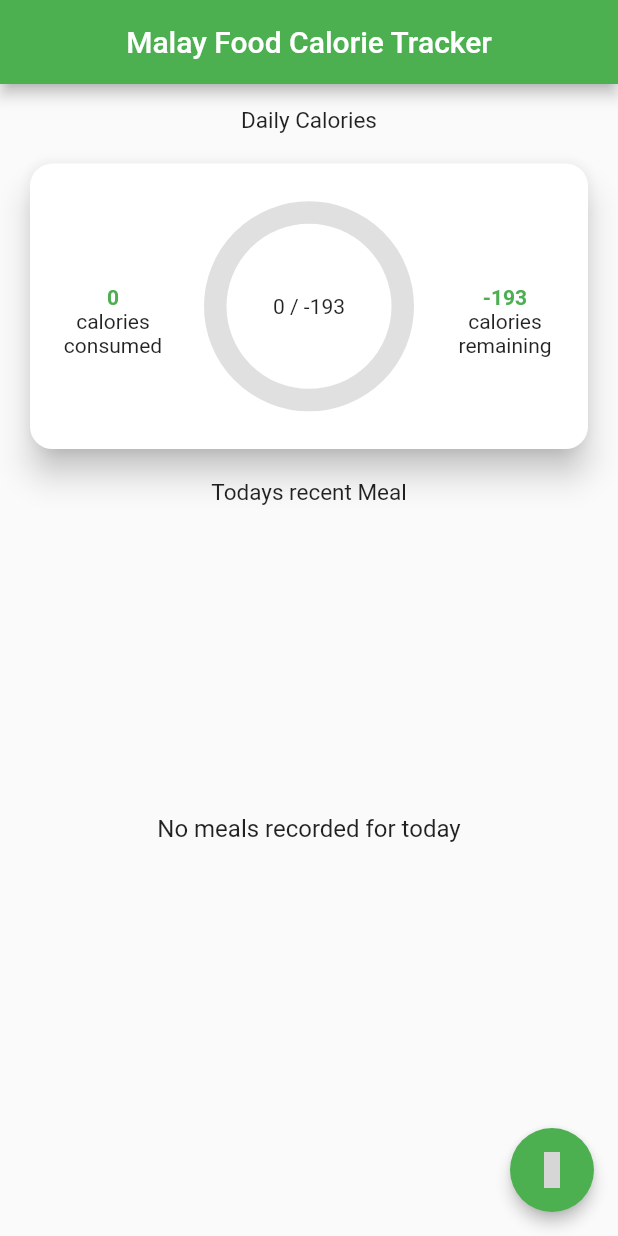
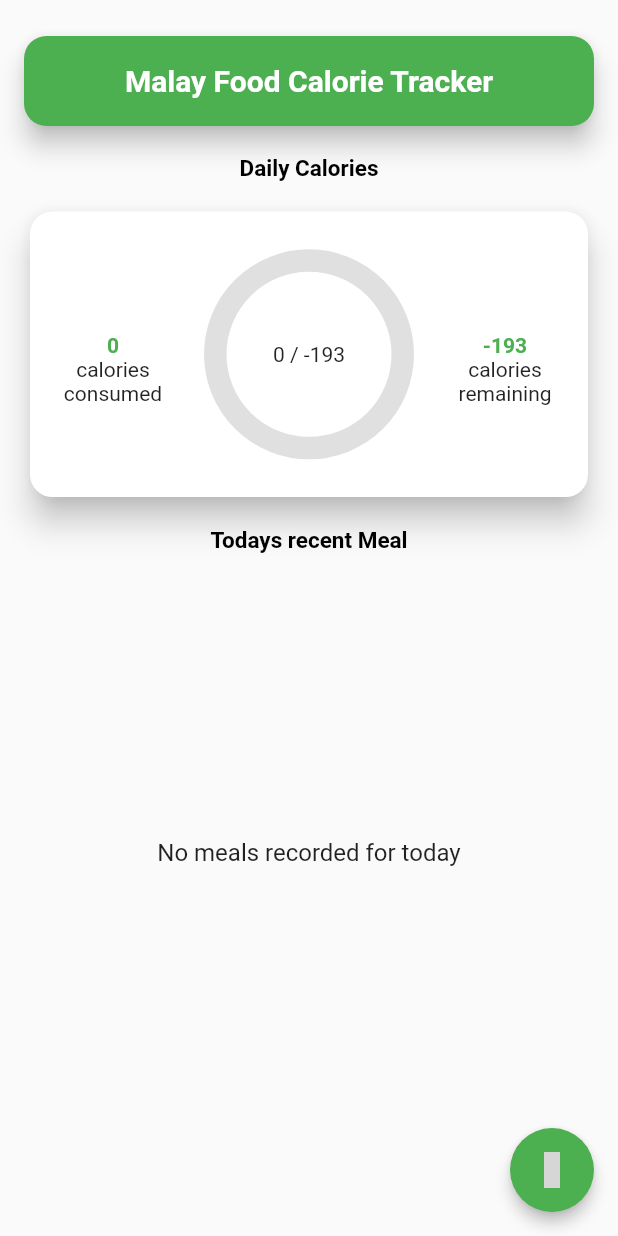
Before and after one commit to Hazrulidham28/Malay-Food-Calorie-Tracker-, a Flutter app: the MainPageWidgets screen opened directly, on a phone screen of 412 x 824 dp. Run offline on Flutter 3.47's test engine with Material 2 defaults, Android fonts, the phone set to English and light mode, and no system bars; drawn by our look-alikes of percent_indicator; our stand-ins replace cloud_firestore, firebase_auth, firebase_core, firebase_storage, flutter_image_compress, google_fonts and 3 more; missing offline and left inert: tflite_flutter; accounts and stored records are empty; Roboto replaces fonts that are missing (Ruda); grey boxes are pictures that could not be loaded.

Commit message:
fix interface mainpage

```diff
--- a/lib/main.dart
+++ b/lib/main.dart
@@ -1,5 +1,6 @@
 import 'package:firebase_core/firebase_core.dart';
 import 'package:flutter/material.dart';
+import 'package:google_fonts/google_fonts.dart';
 import 'package:malay_food_cal_tracker/providers/tflite.dart';
 import 'package:malay_food_cal_tracker/providers/userProvider.dart';
 import 'package:malay_food_cal_tracker/screens/firstRegister_page.dart';
@@ -37,7 +38,10 @@ class MyApp extends StatelessWidget {
       child: MaterialApp(
         title: 'Landing Page',
         theme: ThemeData(
+          fontFamily: GoogleFonts.ruda().fontFamily,
           primarySwatch: Colors.green,
+          // textTheme: TextTheme(
+          //     titleMedium: GoogleFonts.acme(), titleSmall: GoogleFonts.acme()),
         ),
         home: SplashScreen(),
         debugShowCheckedModeBanner: false, // Remove debug label
--- a/lib/screens/profile_page.dart
+++ b/lib/screens/profile_page.dart
@@ -149,13 +149,13 @@ class ProfilePage extends StatelessWidget {
                 ),
                 Positioned(
                   top: 62,
-                  right: 12,
+                  right: 6,
                   child: Column(
                     crossAxisAlignment: CrossAxisAlignment.start,
                     children: [
                       const SizedBox(height: 5),
                       Text(
-                        'Height: ${user.height.toStringAsFixed(0)} Cm',
+                        'Status: ${userProviders.getBmi()}',
                         style: TextStyle(
                           color: Colors.white,
                           fontSize: 14,
@@ -163,7 +163,7 @@ class ProfilePage extends StatelessWidget {
                       ),
                       const SizedBox(height: 15),
                       Text(
-                        'Status: ${userProviders.getBmi()}',
+                        'Height: ${user.height.toStringAsFixed(0)} Cm',
                         style: TextStyle(
                           color: Colors.white,
                           fontSize: 14,
--- a/lib/widgets/main_page_widgets.dart
+++ b/lib/widgets/main_page_widgets.dart
@@ -8,6 +8,7 @@ import '../models/food.dart';
 import '../providers/tflite.dart';
 import '../providers/userProvider.dart'; // Update the import path for tflite.dart
 import 'dart:math';
+import 'package:google_fonts/google_fonts.dart';
 
 class MainPageWidgets extends StatefulWidget {
   @override
@@ -39,9 +40,14 @@ class _MainPageWidgetsState extends State<MainPageWidgets> {
     automaticallyImplyLeading: false,
     title: Container(
       alignment: Alignment.center,
-      child: const Text(
+      child: Text(
         'Malay Food Calorie Tracker',
         textAlign: TextAlign.right,
+        style: TextStyle(
+          fontSize: 32.0,
+          color: Colors.black,
+          fontWeight: FontWeight.bold,
+        ),
       ),
     ),
   );
@@ -68,14 +74,51 @@ class _MainPageWidgetsState extends State<MainPageWidgets> {
         Provider.of<userProvider>(context, listen: false);
     return Consumer<Tflite>(
       builder: (context, tflite, child) {
-        return Scaffold(
-          appBar: appBar,
+        return SafeArea(
+          child: Scaffold(
+            //appBar: appBar,
             body: Column(
               children: [
+                SizedBox(
+                  height: 20,
+                ),
+                Row(
+                  mainAxisAlignment: MainAxisAlignment.center,
+                  //crossAxisAlignment: CrossAxisAlignment.center,
+                  children: [
+                    Card(
+                      shape: RoundedRectangleBorder(
+                        borderRadius: BorderRadius.circular(
+                            15), // Adjust the radius as needed
+                      ),
+                      elevation: 7,
+                      color: Colors.green,
+                      child: Container(
+                        width: 380,
+                        height: 60,
+                        alignment: Alignment.center,
+                        decoration: BoxDecoration(
+                            color: Colors.transparent,
+                            borderRadius: BorderRadius.circular(20)),
+                        child: Text(
+                          'Malay Food Calorie Tracker',
+                          textAlign: TextAlign.center,
+                          style: TextStyle(
+                              fontSize: 20.0,
+                              color: Colors.white,
+                              fontWeight: FontWeight.w600),
+                        ),
+                      ),
+                    ),
+                  ],
+                ),
                 const SizedBox(height: 15),
                 const Text(
                   'Daily Calories',
-                style: TextStyle(fontSize: 15),
+                  style: TextStyle(
+                      fontSize: 15.0,
+                      color: Colors.black,
+                      fontWeight: FontWeight.bold),
                 ),
                 // Circular progress bar
                 Container(
@@ -142,16 +185,22 @@ class _MainPageWidgetsState extends State<MainPageWidgets> {
                               const SizedBox(height: 20),
                               Text(
                                 '${_remainingCal.toStringAsFixed(0)}',
-                              style: const TextStyle(
+                                style: GoogleFonts.ruda(
+                                  textStyle: TextStyle(
                                     fontSize: 14,
                                     color: Colors.green,
                                     fontWeight: FontWeight.bold,
                                   ),
+                                ),
                                 textAlign: TextAlign.center,
                               ),
-                            const Text(
+                              Text(
                                 'calories remaining',
-                              style: TextStyle(fontSize: 14),
+                                style: GoogleFonts.ruda(
+                                  textStyle: const TextStyle(
+                                    fontSize: 14,
+                                  ),
+                                ),
                                 textAlign: TextAlign.center,
                               ),
                             ],
@@ -161,9 +210,12 @@ class _MainPageWidgetsState extends State<MainPageWidgets> {
                     ),
                   ),
                 ),
-              const Text(
+                Text(
                   'Todays recent Meal',
-                style: TextStyle(fontSize: 15),
+                  style: TextStyle(
+                      fontSize: 15.0,
+                      color: Colors.black,
+                      fontWeight: FontWeight.bold),
                 ),
                 // List of meals eaten on the day
                 Container(
@@ -171,7 +223,7 @@ class _MainPageWidgetsState extends State<MainPageWidgets> {
                   height: (MediaQuery.of(context).size.height -
                           appBar.preferredSize.height -
                           MediaQuery.of(context).padding.top) *
-                    0.56,
+                      0.519,
                   child: _todaysMeals.isEmpty
                       ? const Center(
                           child: Text(
@@ -203,8 +255,13 @@ class _MainPageWidgetsState extends State<MainPageWidgets> {
                                   backgroundImage: NetworkImage(food.imageUrl),
                                 ),
                                 title: Text(
-                                food.foodName, // Use food's name from the list
-                                style: Theme.of(context).textTheme.subtitle1,
+                                  food.foodName,
+                                  style: TextStyle(
+                                      fontSize: 15.0,
+                                      color: Colors.black,
+                                      fontWeight: FontWeight
+                                          .bold), // Use food's name from the list
+                                  //style: Theme.of(context).textTheme.subtitle1,
                                 ),
                                 subtitle: Text(
                                     '${food.foodCal.toStringAsFixed(0)} calories'), // Use food's calorie from the list
@@ -234,6 +291,7 @@ class _MainPageWidgetsState extends State<MainPageWidgets> {
                 }
               },
               child: Icon(Iconsax.camera),
+            ),
           ),
         );
       },
--- a/pubspec.yaml
+++ b/pubspec.yaml
@@ -26,6 +26,7 @@ dependencies:
   intl: ^0.19.0
   path_provider: ^2.1.2
   flutter_image_compress: ^2.3.0
+  google_fonts: 6.1.0
 
 dev_dependencies:
   flutter_test:
```
Also changed, not shown: lib/screens/firstRegister_page.dart (+12 -2 lines), lib/screens/landing_page.dart (+8 -2 lines), lib/screens/secondRegister_page.dart (+10 -2 lines), lib/screens/splash_page.dart (+8 -2 lines), pubspec.lock. Lines whose indentation alone changed are shown as unchanged.
